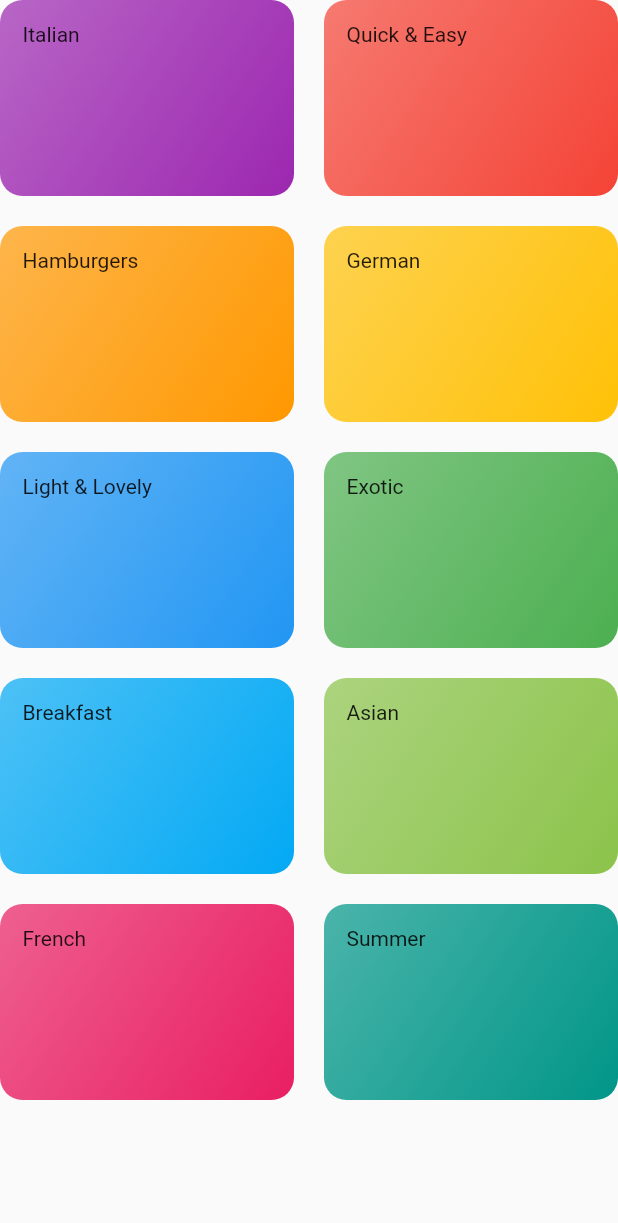
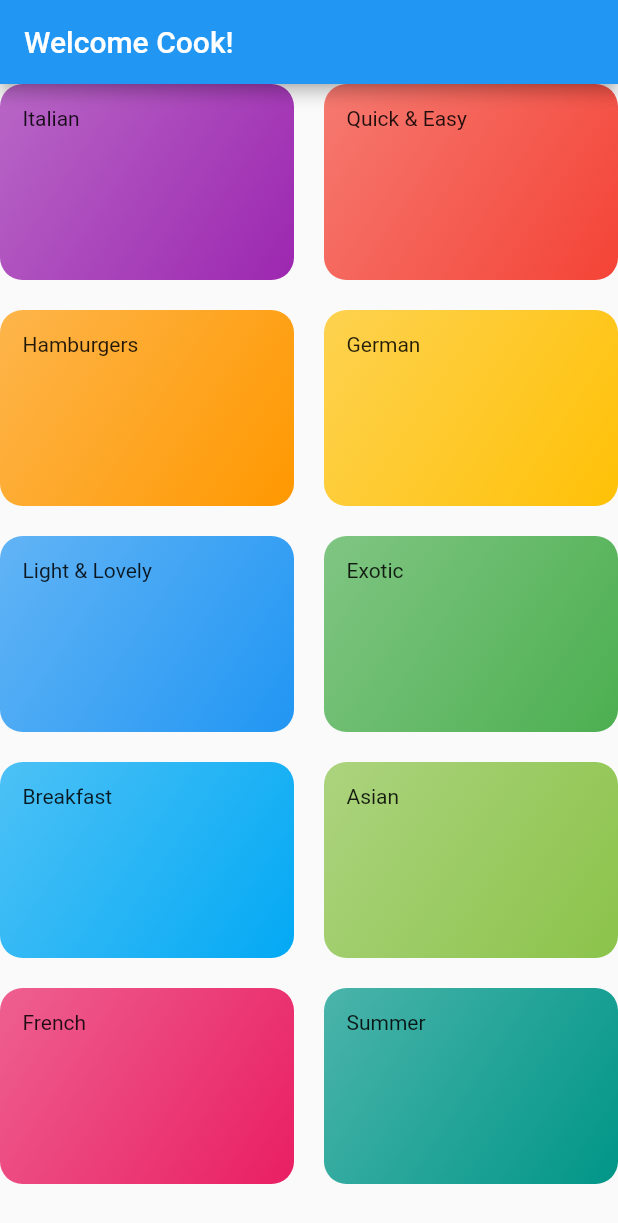
Before and after one commit to silvioCifone/MealsApp, a Flutter app: the CategoriesScreen screen opened directly, on a phone screen of 412 x 824 dp. Shown: the top 1223 px of the screen. Run offline on Flutter 3.47's test engine with Material 2 defaults, Android fonts, the light colour scheme and no system bars.

Commit message:
Add categories_screen.dart as HomePage
categories_screen.dart widget is now the homepage of the app, it contains the scaffold and the appbar

```diff
--- a/lib/categories_screen.dart
+++ b/lib/categories_screen.dart
@@ -5,7 +5,11 @@ import 'package:meals_app/dummy_data.dart';
 class CategoriesScreen extends StatelessWidget {
   @override
   Widget build(BuildContext context) {
-    return GridView(
+    return Scaffold(
+      appBar: AppBar(
+        title: const Text("Welcome Cook!"),
+      ),
+      body: GridView(
         children: DUMMY_CATEGORIES
             .map(
               (dummyCategory) =>
@@ -18,6 +22,7 @@ class CategoriesScreen extends StatelessWidget {
           crossAxisSpacing: 20,
           mainAxisSpacing: 20,
         ),
+      ),
     );
   }
 }
```
Also changed, not shown: lib/main.dart (+2 -26 lines). Lines whose indentation alone changed are shown as unchanged.
